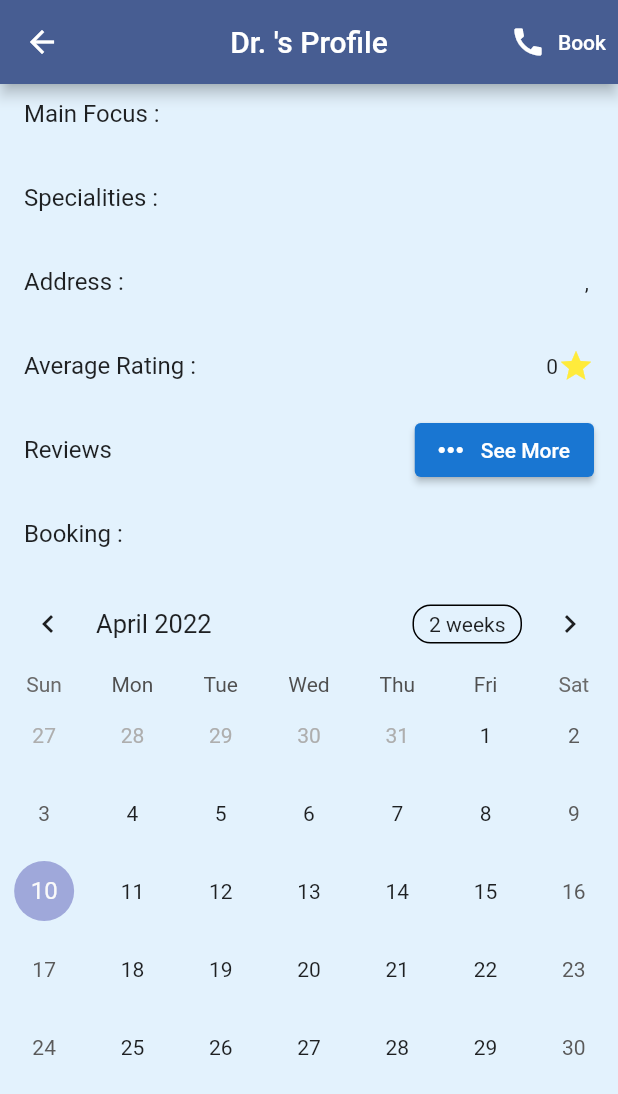
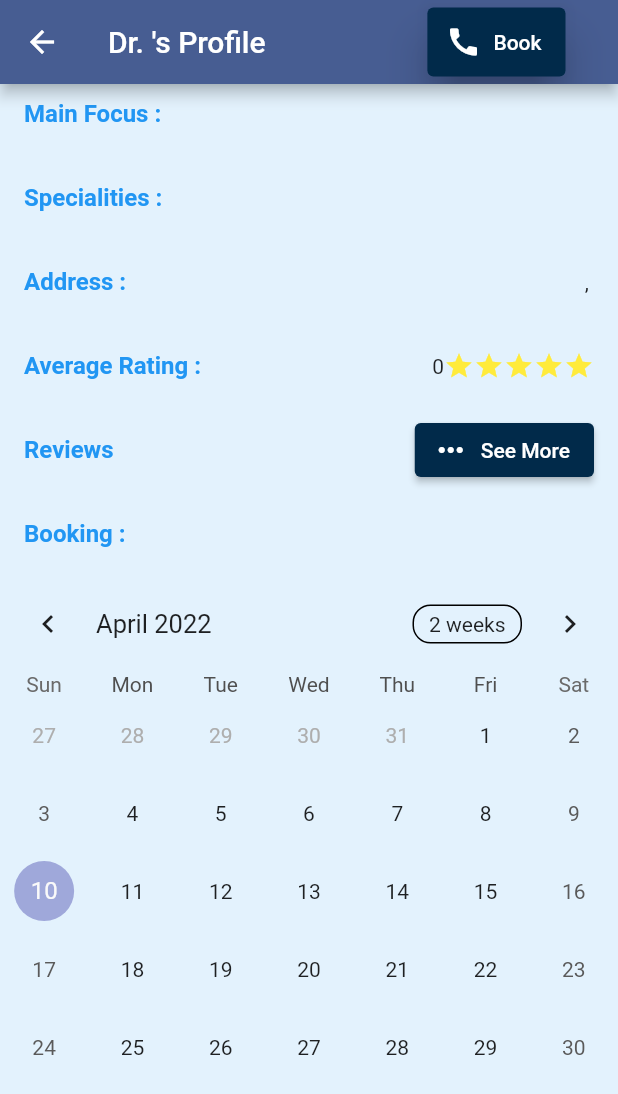
Before and after one commit to OmarYehiaDev/cheers, a Flutter app: the DoctorScreen screen opened directly with empty values, scrolled down 324 dp, on a phone screen of 412 x 824 dp. Shown: the top 1094 px of the screen. Run offline on Flutter 3.47's test engine with Material 2 defaults, Android fonts, the phone set to English and light mode, and no system bars; drawn by our look-alikes of table_calendar; network calls fail.

Commit message:
Last Commit

```diff
--- a/lib/screens/doctorScreen.dart
+++ b/lib/screens/doctorScreen.dart
@@ -23,12 +23,18 @@ class _DoctorScreenState extends State<DoctorScreen> {
     return Scaffold(
       appBar: AppBar(
         title: Text("Dr. ${widget.doctor.firstName}'s Profile"),
-        centerTitle: true,
         actions: [
-          TextButton.icon(
+          Container(
+            margin: EdgeInsets.only(right: 30),
+            child: Padding(
+              padding: const EdgeInsets.all(5.0),
+              child: ElevatedButton.icon(
                 style: ButtonStyle(
-              foregroundColor: MaterialStateProperty.all(
-                Colors.white,
+                  backgroundColor: MaterialStateProperty.all(
+                    Color(0xFF012A4A),
+                  ),
+                  elevation: MaterialStateProperty.all(
+                    12,
                   ),
                 ),
                 icon: Icon(Icons.call),
@@ -41,6 +47,8 @@ class _DoctorScreenState extends State<DoctorScreen> {
                     ),
                   );
                 },
+              ),
+            ),
           ),
         ],
       ),
@@ -60,25 +68,55 @@ class _DoctorScreenState extends State<DoctorScreen> {
                 widget.doctor.lastName),
             Text(widget.doctor.company.title),
             ListTile(
-              title: Text("Country : "),
+              title: Text(
+                "Country : ",
+                style: TextStyle(
+                  color: Colors.blue,
+                  fontWeight: FontWeight.bold,
+                ),
+              ),
               trailing: Text("Egypt"),
             ),
             ListTile(
-              title: Text("Joined : "),
+              title: Text(
+                "Joined : ",
+                style: TextStyle(
+                  color: Colors.blue,
+                  fontWeight: FontWeight.bold,
+                ),
+              ),
               trailing: Text(
                 (widget.doctor.weight / 20).floor().toString() + " years ago",
               ),
             ),
             ListTile(
-              title: Text("Main Focus : "),
+              title: Text(
+                "Main Focus : ",
+                style: TextStyle(
+                  color: Colors.blue,
+                  fontWeight: FontWeight.bold,
+                ),
+              ),
               trailing: Text(widget.doctor.company.department),
             ),
             ListTile(
-              title: Text("Specialities : "),
+              title: Text(
+                "Specialities : ",
+                style: TextStyle(
+                  color: Colors.blue,
+                  fontWeight: FontWeight.bold,
+                ),
+              ),
               trailing: Text(widget.doctor.company.title),
             ),
             ListTile(
-              title: Text("Address : "),
+              title: Text(
+                "Address : ",
+                style: TextStyle(
+                  color: Colors.blue,
+                  fontWeight: FontWeight.bold,
+                ),
+              ),
               trailing: Text(
                 widget.doctor.address.address +
                     ", " +
@@ -86,7 +124,13 @@ class _DoctorScreenState extends State<DoctorScreen> {
               ),
             ),
             ListTile(
-              title: Text("Average Rating : "),
+              title: Text(
+                "Average Rating : ",
+                style: TextStyle(
+                  color: Colors.blue,
+                  fontWeight: FontWeight.bold,
+                ),
+              ),
               trailing: Row(
                 mainAxisSize: MainAxisSize.min,
                 children: [
@@ -94,19 +138,31 @@ class _DoctorScreenState extends State<DoctorScreen> {
                     (widget.doctor.weight / 10).floor().toString(),
                     overflow: TextOverflow.ellipsis,
                   ),
-                  Icon(
+                  Wrap(
+                    children: List<Widget>.generate(
+                      5,
+                      (index) => Icon(
                         Icons.star,
                         color: Colors.yellow,
+                        size: 20,
+                      ),
+                    ),
                   ),
                 ],
               ),
             ),
             ListTile(
-              title: Text("Reviews"),
+              title: Text(
+                "Reviews",
+                style: TextStyle(
+                  color: Colors.blue,
+                  fontWeight: FontWeight.bold,
+                ),
+              ),
               trailing: ElevatedButton.icon(
                 style: ButtonStyle(
                   backgroundColor: MaterialStateProperty.all(
-                    Colors.blue.shade700,
+                    Color(0xFF012A4A),
                   ),
                 ),
                 icon: Icon(Icons.more_horiz),
@@ -122,7 +178,13 @@ class _DoctorScreenState extends State<DoctorScreen> {
               ),
             ),
             ListTile(
-              title: Text("Booking : "),
+              title: Text(
+                "Booking : ",
+                style: TextStyle(
+                  color: Colors.blue,
+                  fontWeight: FontWeight.bold,
+                ),
+              ),
             ),
             TableCalendar(
               firstDay: kFirstDay,
--- a/lib/widgets/doctorWidget.dart
+++ b/lib/widgets/doctorWidget.dart
@@ -45,7 +45,7 @@ class DoctorWidget extends StatelessWidget {
                         size: 20,
                       ),
                     ),
-                  )
+                  ),
                 ],
               ),
               Text(
```
Also changed, not shown: lib/utils/utils.dart (+98 -0 lines), lib/widgets/screen.dart (added, +76 -0 lines). Lines whose indentation alone changed are shown as unchanged.
